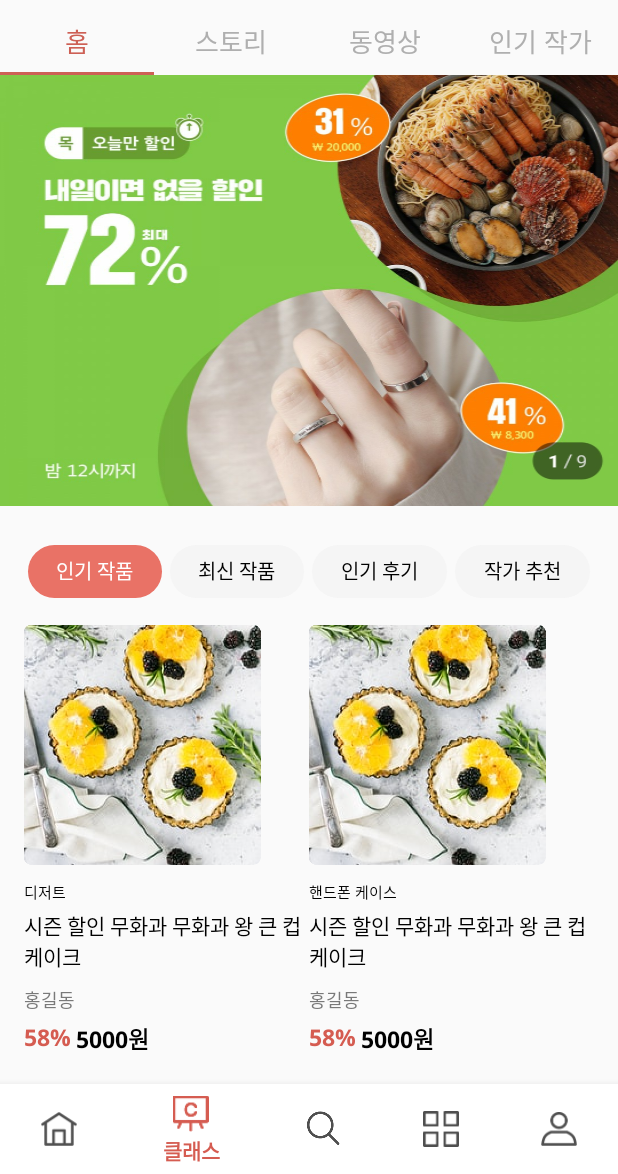
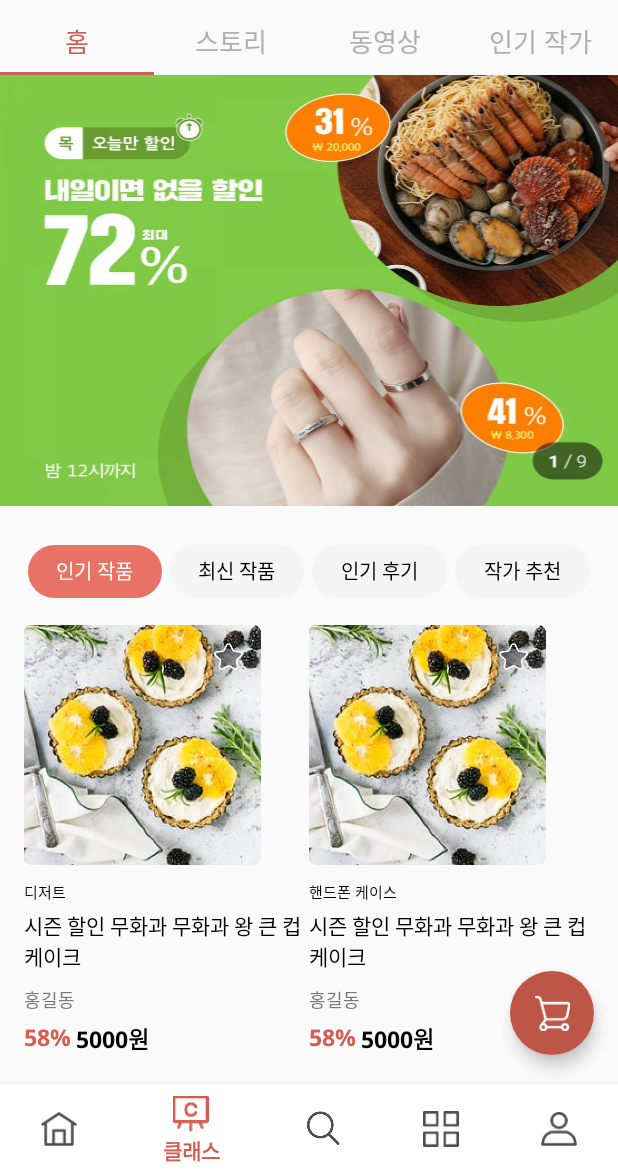
Before and after one commit to kimdahyee/sopt_27th-AndroidWithDesign, an Android app: the screen it shows after launch (MainActivity), item 2 of the bottom bar chosen, on a phone screen of 412 x 824 dp, the part 62-1236 px from its top. Run offline under Robolectric (Android 15) with nearby library versions, the phone set to English and light mode, and no system bars.

Commit message:
class - 플로팅 버튼, 즐겨찾기 버튼 추가

```diff
--- a/app/src/main/java/com/example/androidwithdesign/ClassRcvAdapter.kt
+++ b/app/src/main/java/com/example/androidwithdesign/ClassRcvAdapter.kt
@@ -5,7 +5,7 @@ import android.view.LayoutInflater
 import android.view.ViewGroup
 import androidx.recyclerview.widget.RecyclerView
 
-class ClassRcvAdapter (private val context : Context) : RecyclerView.Adapter<ClassRcvViewHolder>(){
+class ClassRcvAdapter(private val context: Context) : RecyclerView.Adapter<ClassRcvViewHolder>() {
     var data = listOf<ClassRcvData>()
 
     override fun onCreateViewHolder(parent: ViewGroup, viewType: Int): ClassRcvViewHolder {
--- a/app/src/main/java/com/example/androidwithdesign/ClassRcvViewHolder.kt
+++ b/app/src/main/java/com/example/androidwithdesign/ClassRcvViewHolder.kt
@@ -1,22 +1,38 @@
 package com.example.androidwithdesign
 
 import android.view.View
-import android.widget.ImageView
+import android.widget.Button
 import android.widget.TextView
 import androidx.recyclerview.widget.RecyclerView
 
-class ClassRcvViewHolder (itemView : View) : RecyclerView.ViewHolder(itemView){
-    private val category : TextView = itemView.findViewById(R.id.class_rcv_category)
-    private val title : TextView = itemView.findViewById(R.id.class_rcv_product_name)
-    private val writer : TextView = itemView.findViewById(R.id.class_rcv_writer)
-    private val discount : TextView = itemView.findViewById(R.id.class_rcv_dc_rate)
-    private val price : TextView = itemView.findViewById(R.id.class_rcv_price)
+class ClassRcvViewHolder(itemView: View) : RecyclerView.ViewHolder(itemView) {
+    private val category: TextView = itemView.findViewById(R.id.class_rcv_category)
+    private val title: TextView = itemView.findViewById(R.id.class_rcv_product_name)
+    private val writer: TextView = itemView.findViewById(R.id.class_rcv_writer)
+    private val discount: TextView = itemView.findViewById(R.id.class_rcv_dc_rate)
+    private val price: TextView = itemView.findViewById(R.id.class_rcv_price)
+    private val like: Button = itemView.findViewById(R.id.class_rcv_star_btn)
 
-    fun onBind(data: ClassRcvData){
+    fun onBind(data: ClassRcvData) {
+        var code = 1
+
         category.text = data.category
         title.text = data.title
         writer.text = data.writer
         discount.text = data.discount
         price.text = data.price
+
+        like.setOnClickListener {
+            when (code) {
+                1 -> {
+                    like.setBackgroundResource(R.drawable.main_btn_like_filled)
+                    code = 2
+                }
+                2 -> {
+                    like.setBackgroundResource(R.drawable.main_btn_like_unfilled)
+                    code = 1
+                }
+            }
+        }
     }
 }
--- a/app/src/main/res/layout/class_item_list.xml
+++ b/app/src/main/res/layout/class_item_list.xml
@@ -1,8 +1,6 @@
 <?xml version="1.0" encoding="utf-8"?>
-<androidx.constraintlayout.widget.ConstraintLayout
-    xmlns:android="http://schemas.android.com/apk/res/android"
+<androidx.constraintlayout.widget.ConstraintLayout xmlns:android="http://schemas.android.com/apk/res/android"
     xmlns:app="http://schemas.android.com/apk/res-auto"
-    xmlns:tools="http://schemas.android.com/tools"
     android:layout_width="match_parent"
     android:layout_height="match_parent">
 
@@ -72,9 +70,19 @@
         android:textColor="#000000"
         app:layout_constraintTop_toTopOf="@id/class_rcv_dc_rate"
         app:layout_constraintStart_toEndOf="@id/class_rcv_dc_rate"
-        android:layout_marginStart="3dp"/>
+        android:layout_marginStart="3dp" />
+
+    <Button
+        android:id="@+id/class_rcv_star_btn"
+        android:layout_width="19dp"
+        android:layout_height="18dp"
+        android:layout_marginTop="12dp"
+        android:layout_marginEnd="12dp"
+        android:background="@drawable/class_rcv_star_button"
+        app:layout_constraintEnd_toEndOf="@id/class_rcv_image"
+        app:layout_constraintTop_toTopOf="@id/class_rcv_image" />
 
 
- />
+    />
 
 </androidx.constraintlayout.widget.ConstraintLayout>
--- a/app/src/main/res/layout/fragment_class.xml
+++ b/app/src/main/res/layout/fragment_class.xml
@@ -48,7 +48,7 @@
         app:layout_constraintTop_toBottomOf="@id/class_search_bar"
         app:tabIndicatorColor="#CD6055"
         app:tabSelectedTextColor="#CD6055"
-        app:tabTextColor="#afafaf"/>
+        app:tabTextColor="#afafaf" />
 
     <androidx.viewpager.widget.ViewPager
         android:id="@+id/class_top_tab_viewpager"
@@ -57,7 +57,19 @@
         app:layout_constraintBottom_toBottomOf="parent"
         app:layout_constraintEnd_toEndOf="parent"
         app:layout_constraintStart_toStartOf="parent"
-        app:layout_constraintTop_toBottomOf="@+id/class_top_tab" />
+        app:layout_constraintTop_toBottomOf="@+id/class_top_tab"></androidx.viewpager.widget.ViewPager>
+
+    <com.google.android.material.floatingactionbutton.FloatingActionButton
+        android:id="@+id/class_floating_btn"
+        android:layout_width="wrap_content"
+        android:layout_height="wrap_content"
+        android:layout_marginEnd="16dp"
+        android:layout_marginBottom="19dp"
+        android:backgroundTint="#BE5647"
+        android:src="@drawable/mypage_ic_cart"
+        app:borderWidth="0dp"
+        app:layout_constraintBottom_toBottomOf="parent"
+        app:layout_constraintEnd_toEndOf="parent" />
 
 
 </androidx.constraintlayout.widget.ConstraintLayout>
```
